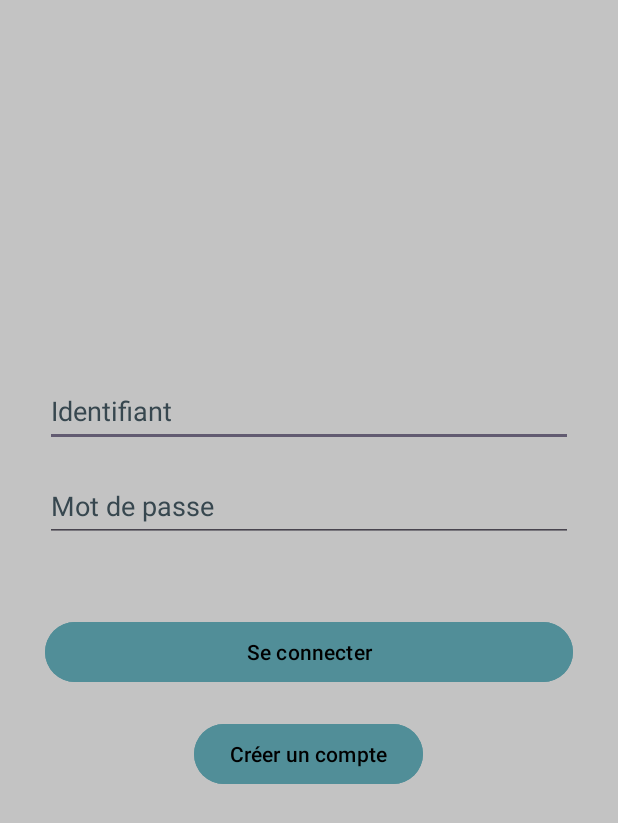
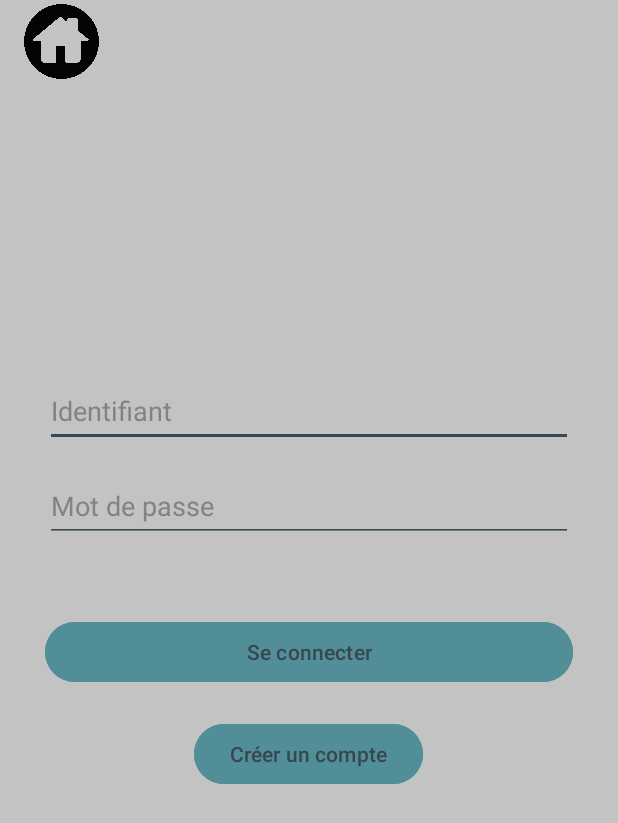
Before and after one commit to Patateon/Projet-Programmation-Mobile, an Android app: the LoginActivity screen opened directly, with no data from a screen before it, on a phone screen of 412 x 824 dp. Shown: the top 823 px of the screen. Run offline under Robolectric (Android 15) with nearby library versions, the phone set to English and light mode, and no system bars.

```diff
--- a/app/src/main/res/layout/activity_login.xml
+++ b/app/src/main/res/layout/activity_login.xml
@@ -1,9 +1,44 @@
 <?xml version="1.0" encoding="utf-8"?>
 <RelativeLayout xmlns:android="http://schemas.android.com/apk/res/android"
+    xmlns:app="http://schemas.android.com/apk/res-auto"
+    xmlns:tools="http://schemas.android.com/tools"
     android:layout_width="match_parent"
     android:layout_height="match_parent"
     android:background="@color/white_background">
 
+    <LinearLayout
+        android:layout_width="match_parent"
+        android:layout_height="match_parent"
+        android:orientation="vertical"
+        app:layout_constraintBottom_toBottomOf="parent"
+        app:layout_constraintEnd_toEndOf="parent"
+        app:layout_constraintStart_toStartOf="parent"
+        app:layout_constraintTop_toTopOf="parent">
+
+        <LinearLayout
+            android:layout_width="match_parent"
+            android:layout_height="55dp"
+            android:orientation="horizontal"
+            tools:ignore="MissingConstraints">
+
+            <ImageButton
+                android:id="@+id/home_button"
+                android:layout_width="0dp"
+                android:layout_height="match_parent"
+                android:layout_weight="0.2"
+                android:background="@android:color/transparent"
+                android:contentDescription="@string/settings_image_button"
+                android:scaleType="fitCenter"
+                android:scaleX="0.9"
+                android:scaleY="0.9"
+                android:src="@drawable/home" />
+
+            <View
+                android:layout_width="0dp"
+                android:layout_height="match_parent"
+                android:layout_weight="0.8" />
+        </LinearLayout>
+    </LinearLayout>
     <EditText
         android:id="@+id/editTextMail"
         android:layout_width="match_parent"
@@ -15,7 +50,7 @@
         android:hint="@string/identifiant"
         android:inputType="text"
         android:minHeight="48dp"
-        android:textColorHint="#37474F" />
+        style="@style/EditTextStyle"/>
 
     <EditText
         android:id="@+id/editTextPassword"
@@ -29,7 +64,7 @@
         android:hint="@string/mot_de_passe"
         android:inputType="textPassword"
         android:minHeight="48dp"
-        android:textColorHint="#37474F" />
+        style="@style/EditTextStyle"/>
 
 
     <Button
@@ -40,9 +75,9 @@
         android:layout_marginStart="30dp"
         android:layout_marginTop="49dp"
         android:layout_marginEnd="30dp"
+        android:text="@string/se_connecter"
         android:backgroundTint="@color/blue_button"
-        android:text="@string/se_connecter"
-        android:textColor="#000000" />
+        android:textColor="@color/black_text"/>
 
     <Button
         android:id="@+id/buttonSignUp"
@@ -51,8 +86,8 @@
         android:layout_below="@id/buttonLogin"
         android:layout_centerHorizontal="true"
         android:layout_marginTop="20dp"
+        android:text="@string/cr_er_un_compte"
         android:backgroundTint="@color/blue_button"
-        android:text="@string/cr_er_un_compte"
-        android:textColor="#000000" />
+        android:textColor="@color/black_text"/>
 
 </RelativeLayout>
```
